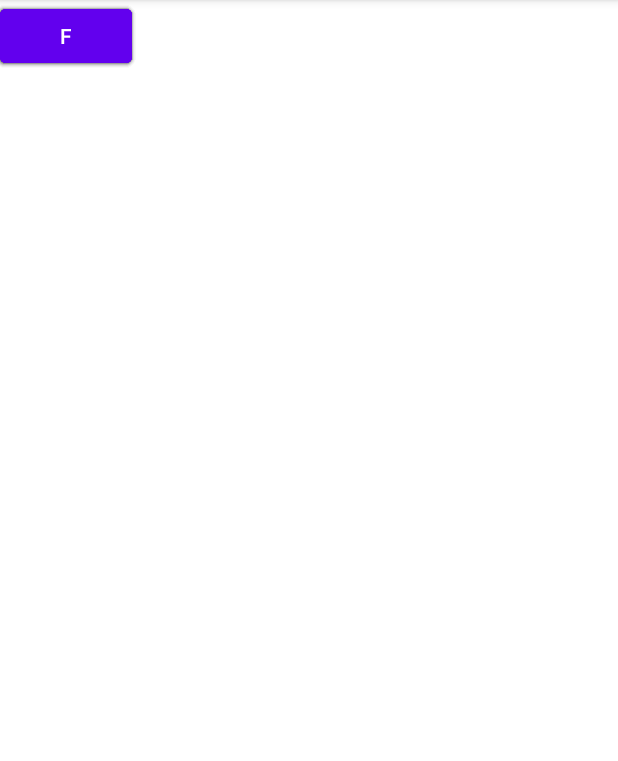
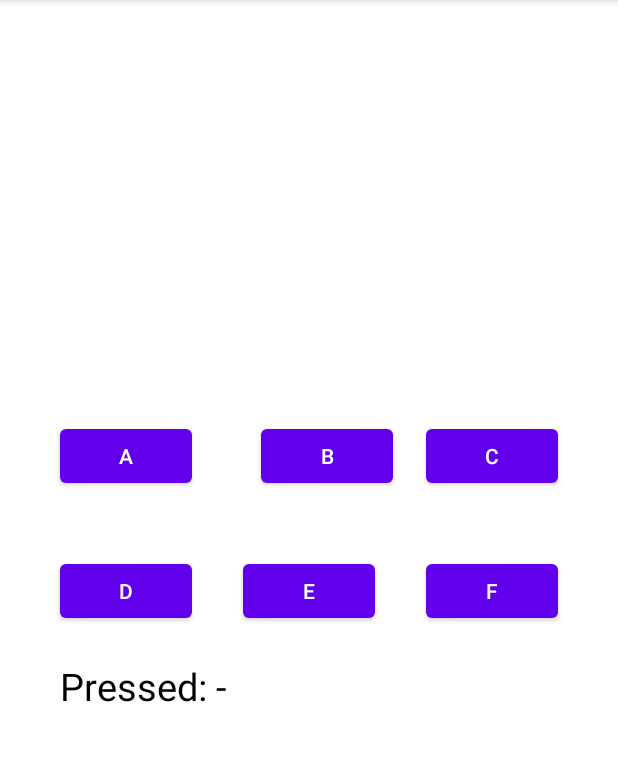
Before and after one commit to snoopppy/A1-First-App, an Android app: the MainActivity3 screen opened directly, with no data from a screen before it, on a phone screen of 412 x 824 dp, the part 84-845 px from its top. Run offline under Robolectric (Android 15) with nearby library versions, the phone set to English and light mode, and no system bars.

```diff
--- a/app/src/main/java/edu/northeastern/numad23sp_bolangyu/MainActivity.java
+++ b/app/src/main/java/edu/northeastern/numad23sp_bolangyu/MainActivity.java
@@ -11,12 +11,14 @@ import android.widget.Toast;
 public class MainActivity extends AppCompatActivity {
 
     private Button button;
+    private Button Clicky;
     @Override
     protected void onCreate(Bundle savedInstanceState) {
         super.onCreate(savedInstanceState);
         setContentView(R.layout.activity_main);
 
         button = (Button) findViewById(R.id.button);
+        Clicky = (Button) findViewById(R.id.click);
         button.setOnClickListener(new View.OnClickListener() {
             @Override
             public void onClick(View view) {
@@ -25,10 +27,22 @@ public class MainActivity extends AppCompatActivity {
                 openAboutMe();
             }
         });
+
+        Clicky.setOnClickListener(new View.OnClickListener() {
+            @Override
+            public void onClick(View view) {
+                openclicky();
+            }
+        });
     }
 
     public void openAboutMe(){
         Intent intent =new Intent(this, MainActivity2.class);
         startActivity(intent);
     }
+
+    public void openclicky(){
+        Intent intent = new Intent(this, MainActivity3.class);
+        startActivity(intent);
+    }
 }
--- a/app/src/main/java/edu/northeastern/numad23sp_bolangyu/MainActivity3.java
+++ b/app/src/main/java/edu/northeastern/numad23sp_bolangyu/MainActivity3.java
@@ -3,12 +3,73 @@ package edu.northeastern.numad23sp_bolangyu;
 import androidx.appcompat.app.AppCompatActivity;
 
 import android.os.Bundle;
+import android.view.View;
+import android.widget.Button;
+import android.widget.TextView;
+import android.widget.Toast;
 
 public class MainActivity3 extends AppCompatActivity {
 
+    private Button A;
+    private Button B;
+    private Button C;
+    private Button D;
+    private Button E;
+    private Button F;
+    private TextView txt;
     @Override
     protected void onCreate(Bundle savedInstanceState) {
         super.onCreate(savedInstanceState);
         setContentView(R.layout.activity_main3);
+
+        A = (Button) findViewById(R.id.A);
+        B = (Button) findViewById(R.id.B);
+        C = (Button) findViewById(R.id.C);
+        D = (Button) findViewById(R.id.D);
+        E = (Button) findViewById(R.id.E);
+        F = (Button) findViewById(R.id.F);
+        txt = (TextView) findViewById(R.id.textChanged);
+
+        A.setOnClickListener(new View.OnClickListener() {
+            @Override
+            public void onClick(View view) {
+                txt.setText("Pressed: A");
+            }
+        });
+
+        B.setOnClickListener(new View.OnClickListener() {
+            @Override
+            public void onClick(View view) {
+                txt.setText("Pressed: B");
+            }
+        });
+
+        C.setOnClickListener(new View.OnClickListener() {
+            @Override
+            public void onClick(View view) {
+                txt.setText("Pressed: C");
+            }
+        });
+
+        D.setOnClickListener(new View.OnClickListener() {
+            @Override
+            public void onClick(View view) {
+                txt.setText("Pressed: D");
+            }
+        });
+
+        E.setOnClickListener(new View.OnClickListener() {
+            @Override
+            public void onClick(View view) {
+                txt.setText("Pressed: E");
+            }
+        });
+
+        F.setOnClickListener(new View.OnClickListener() {
+            @Override
+            public void onClick(View view) {
+                txt.setText("Pressed: F");
+            }
+        });
     }
 }
--- a/app/src/main/res/layout/activity_main.xml
+++ b/app/src/main/res/layout/activity_main.xml
@@ -34,7 +34,7 @@
         android:layout_height="wrap_content"
         android:layout_alignParentBottom="true"
         android:layout_centerHorizontal="true"
-        android:layout_marginBottom="272dp"
+        android:layout_marginBottom="241dp"
         android:text="Clicky Clicky"
         tools:layout_editor_absoluteX="149dp"
         tools:layout_editor_absoluteY="331dp" />
--- a/app/src/main/res/layout/activity_main3.xml
+++ b/app/src/main/res/layout/activity_main3.xml
@@ -1,5 +1,5 @@
 <?xml version="1.0" encoding="utf-8"?>
-<androidx.constraintlayout.widget.ConstraintLayout xmlns:android="http://schemas.android.com/apk/res/android"
+<RelativeLayout xmlns:android="http://schemas.android.com/apk/res/android"
     xmlns:app="http://schemas.android.com/apk/res-auto"
     xmlns:tools="http://schemas.android.com/tools"
     android:layout_width="match_parent"
@@ -10,41 +10,50 @@
         android:id="@+id/A"
         android:layout_width="wrap_content"
         android:layout_height="wrap_content"
+        android:layout_alignParentStart="true"
         android:layout_alignParentBottom="true"
-        android:layout_centerHorizontal="true"
+        android:layout_marginStart="40dp"
+        android:layout_marginBottom="440dp"
         android:text="A"
-        tools:layout_editor_absoluteX="76dp"
+        tools:layout_editor_absoluteX="60dp"
         tools:layout_editor_absoluteY="282dp" />
 
     <Button
         android:id="@+id/B"
         android:layout_width="wrap_content"
         android:layout_height="wrap_content"
+        android:layout_alignParentEnd="true"
         android:layout_alignParentBottom="true"
         android:layout_centerHorizontal="true"
+        android:layout_marginEnd="150dp"
+        android:layout_marginBottom="440dp"
         android:text="B"
-        tools:layout_editor_absoluteX="175dp"
+        tools:layout_editor_absoluteX="60dp"
         tools:layout_editor_absoluteY="282dp" />
 
     <Button
         android:id="@+id/C"
         android:layout_width="wrap_content"
         android:layout_height="wrap_content"
+        android:layout_alignParentEnd="true"
         android:layout_alignParentBottom="true"
-        android:layout_centerHorizontal="true"
+        android:layout_marginEnd="40dp"
+        android:layout_marginBottom="440dp"
         android:text="C"
-        tools:layout_editor_absoluteX="276dp"
+        tools:layout_editor_absoluteX="60dp"
         tools:layout_editor_absoluteY="282dp" />
 
     <Button
         android:id="@+id/D"
         android:layout_width="wrap_content"
         android:layout_height="wrap_content"
+        android:layout_alignParentStart="true"
         android:layout_alignParentBottom="true"
-        android:layout_centerHorizontal="true"
+        android:layout_marginStart="40dp"
+        android:layout_marginBottom="350dp"
         android:text="D"
-        tools:layout_editor_absoluteX="76dp"
-        tools:layout_editor_absoluteY="352dp" />
+        tools:layout_editor_absoluteX="60dp"
+        tools:layout_editor_absoluteY="282dp" />
 
     <Button
         android:id="@+id/E"
@@ -52,17 +61,37 @@
         android:layout_height="wrap_content"
         android:layout_alignParentBottom="true"
         android:layout_centerHorizontal="true"
+        android:layout_marginStart="160dp"
+        android:layout_marginBottom="350dp"
         android:text="E"
-        tools:layout_editor_absoluteX="175dp"
-        tools:layout_editor_absoluteY="352dp" />
+        tools:layout_editor_absoluteX="60dp"
+        tools:layout_editor_absoluteY="282dp"/>
 
     <Button
         android:id="@+id/F"
         android:layout_width="wrap_content"
         android:layout_height="wrap_content"
+        android:layout_alignParentEnd="true"
         android:layout_alignParentBottom="true"
+        android:layout_centerVertical="true"
+        android:layout_marginEnd="40dp"
+        android:layout_marginBottom="350dp"
+        android:text="F"
+        tools:layout_editor_absoluteX="60dp"
+        tools:layout_editor_absoluteY="282dp" />
+
+    <TextView
+        android:id="@+id/textChanged"
+        android:layout_width="281dp"
+        android:layout_height="57dp"
+        android:layout_alignParentStart="true"
+        android:layout_alignParentTop="true"
         android:layout_centerHorizontal="true"
-        android:text="F"
-        tools:layout_editor_absoluteX="276dp"
-        tools:layout_editor_absoluteY="352dp" />
-</androidx.constraintlayout.widget.ConstraintLayout>
+        android:layout_marginStart="40dp"
+        android:layout_marginTop="440dp"
+        android:text="Pressed: -"
+        android:textColor="#000"
+        android:textSize="25sp"
+        tools:layout_editor_absoluteX="60dp"
+        tools:layout_editor_absoluteY="427dp" />
+</RelativeLayout>
```
